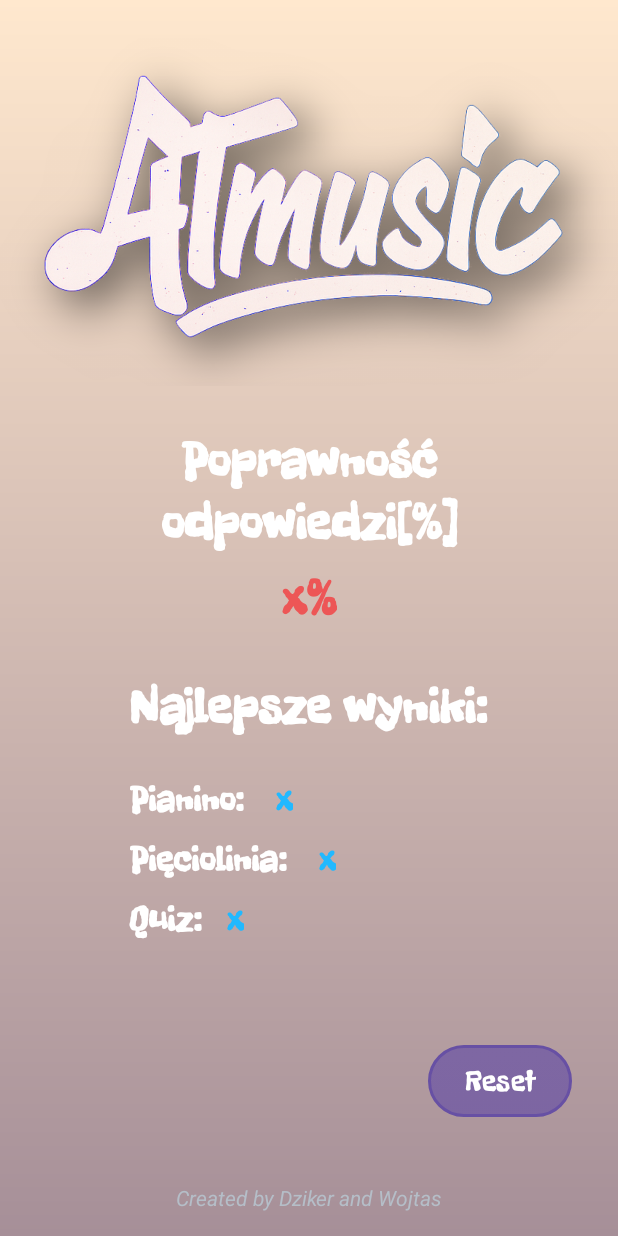
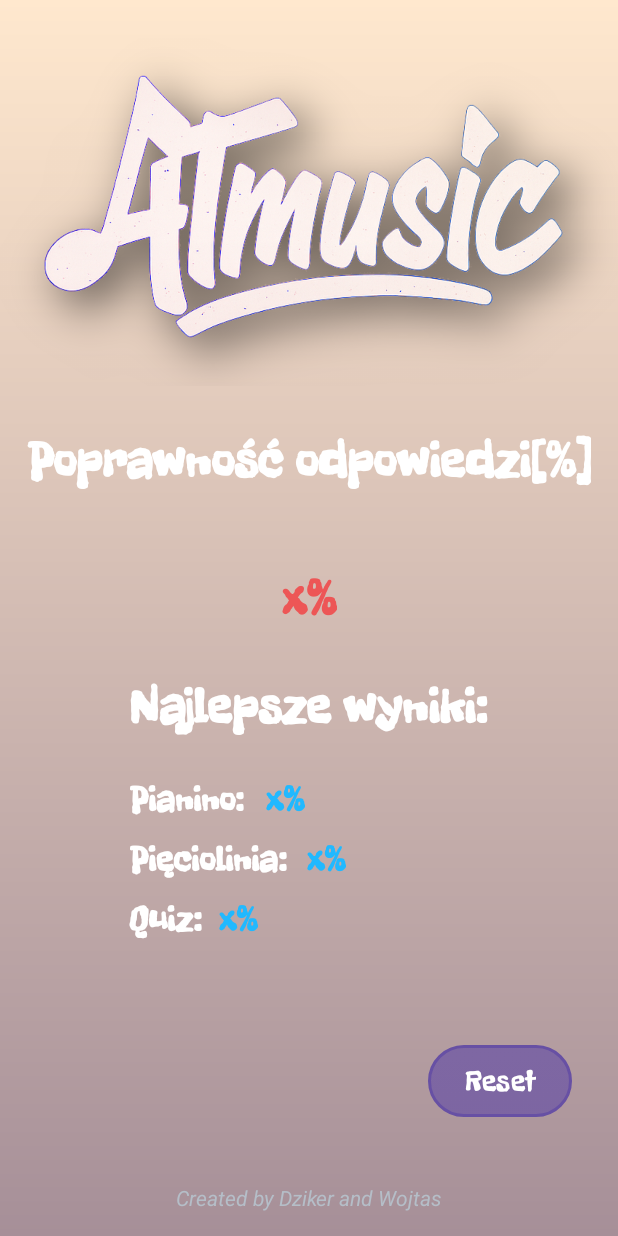
Before and after one commit to WiktrD/MusicApp, an Android app: the screen it shows after launch (MainActivity), after a tap on "Wyniki", on a phone screen of 412 x 824 dp. Run offline under Robolectric (Android 15) with nearby library versions, the phone set to English and light mode, and no system bars.

Commit message:
Zmodyfikowano stringi na dynamiczne. Dodano foldery velues-de i values-en z plikami strings

```diff
--- a/app/src/main/res/layout/fragment_instrument.xml
+++ b/app/src/main/res/layout/fragment_instrument.xml
@@ -21,7 +21,7 @@
             android:layout_height="54dp"
             android:background="@drawable/button_style"
             android:fontFamily="@font/urban_font"
-            android:text="Organy"
+            android:text="@string/organs_string"
             android:textSize="26sp"
             app:layout_constraintBottom_toBottomOf="parent"
             app:layout_constraintEnd_toEndOf="parent"
@@ -62,7 +62,7 @@
             android:layout_height="59dp"
             android:background="@drawable/button_style"
             android:fontFamily="@font/urban_font"
-            android:text="Ksylofon"
+            android:text="@string/xylofon_string"
             android:textSize="26sp"
             app:layout_constraintBottom_toTopOf="@+id/instrument_organs_button"
             app:layout_constraintEnd_toEndOf="parent"
@@ -80,7 +80,7 @@
         android:layout_marginTop="88dp"
         android:fontFamily="@font/urban_font"
         android:gravity="center"
-        android:text="Instrument"
+        android:text="@string/instrument_string"
         android:textColor="@color/white"
         android:textSize="34sp"
         android:textStyle="bold"
--- a/app/src/main/res/layout/fragment_score.xml
+++ b/app/src/main/res/layout/fragment_score.xml
@@ -1,5 +1,4 @@
 <?xml version="1.0" encoding="utf-8"?>
-
 <androidx.constraintlayout.widget.ConstraintLayout xmlns:android="http://schemas.android.com/apk/res/android"
     xmlns:tools="http://schemas.android.com/tools"
     android:layout_width="match_parent"
@@ -14,7 +13,7 @@
         android:layout_marginTop="300dp"
         android:fontFamily="@font/urban_font"
         android:gravity="center"
-        android:text="Pięciolinia:"
+        android:text="@string/instrument_string_stave_title"
         android:textColor="@android:color/white"
         android:textSize="24sp"
         android:textStyle="bold"
@@ -30,7 +29,7 @@
         android:layout_marginTop="340dp"
         android:fontFamily="@font/urban_font"
         android:gravity="center"
-        android:text="Quiz:"
+        android:text="@string/instrument_string_quiz_title"
         android:textColor="@android:color/white"
         android:textSize="24sp"
         android:textStyle="bold"
@@ -46,7 +45,7 @@
         android:layout_marginTop="260dp"
         android:fontFamily="@font/urban_font"
         android:gravity="center"
-        android:text="Pianino:"
+        android:text="@string/instrument_string_piano_title"
         android:textColor="@android:color/white"
         android:textSize="24sp"
         android:textStyle="bold"
@@ -65,8 +64,7 @@
         app:layout_constraintTop_toTopOf="parent"
         app:layout_constraintStart_toStartOf="parent"
         app:layout_constraintEnd_toEndOf="parent"
-        android:layout_marginTop="25dp"/>
-
+        android:layout_marginTop="25dp" />
 
     <TextView
         android:id="@+id/note_display"
@@ -75,7 +73,7 @@
         android:layout_marginTop="192dp"
         android:fontFamily="@font/urban_font"
         android:gravity="center"
-        android:text="Najlepsze wyniki:"
+        android:text="@string/instrument_string_best_scores"
         android:textColor="@android:color/white"
         android:textSize="34sp"
         android:textStyle="bold"
@@ -91,7 +89,7 @@
         android:layout_marginTop="28dp"
         android:fontFamily="@font/urban_font"
         android:gravity="center"
-        android:text="Poprawność\nodpowiedzi[%]"
+        android:text="@string/instrument_string_result_label"
         android:textColor="@android:color/white"
         android:textSize="34sp"
         android:textStyle="bold"
@@ -106,7 +104,7 @@
         android:layout_marginTop="120dp"
         android:fontFamily="@font/urban_font"
         android:gravity="center"
-        android:text="x%"
+        android:text="@string/instrument_string_result_value"
         android:textColor="#ED5656"
         android:textSize="34sp"
         android:textStyle="bold"
@@ -121,7 +119,7 @@
         android:layout_marginTop="260dp"
         android:fontFamily="@font/urban_font"
         android:gravity="center"
-        android:text="x"
+        android:text="@string/instrument_string_result_value"
         android:textColor="#21B9FF"
         android:textSize="24sp"
         android:textStyle="bold"
@@ -137,7 +135,7 @@
         android:layout_marginTop="300dp"
         android:fontFamily="@font/urban_font"
         android:gravity="center"
-        android:text="x"
+        android:text="@string/instrument_string_result_value"
         android:textColor="#21B9FF"
         android:textSize="24sp"
         android:textStyle="bold"
@@ -153,7 +151,7 @@
         android:layout_marginTop="340dp"
         android:fontFamily="@font/urban_font"
         android:gravity="center"
-        android:text="x"
+        android:text="@string/instrument_string_result_value"
         android:textColor="#21B9FF"
         android:textSize="24sp"
         android:textStyle="bold"
@@ -166,7 +164,7 @@
         android:id="@+id/footer_text"
         android:layout_width="wrap_content"
         android:layout_height="wrap_content"
-        android:text="Created by Dziker and Wojtas"
+        android:text="@string/instrument_string_footer"
         android:textSize="14sp"
         android:textColor="#B5BEC8"
         android:textStyle="italic"
@@ -174,8 +172,7 @@
         app:layout_constraintBottom_toBottomOf="parent"
         app:layout_constraintStart_toStartOf="parent"
         app:layout_constraintEnd_toEndOf="parent"
-        android:layout_marginBottom="16dp"/>
-
+        android:layout_marginBottom="16dp" />
 
     <Button
         android:id="@+id/button_backToMenu"
@@ -183,7 +180,7 @@
         android:layout_height="wrap_content"
         android:background="@drawable/button_style"
         android:fontFamily="@font/urban_font"
-        android:text="Reset"
+        android:text="@string/instrument_string_reset"
         android:textColor="@android:color/white"
         android:textSize="20sp"
         app:layout_constraintBottom_toBottomOf="parent"
@@ -192,4 +189,5 @@
         app:layout_constraintStart_toStartOf="parent"
         app:layout_constraintTop_toTopOf="parent"
         app:layout_constraintVertical_bias="0.898" />
+
 </androidx.constraintlayout.widget.ConstraintLayout>
```
Also changed, not shown: app/src/main/res/layout/activity_quiz.xml (+7 -13 lines), app/src/main/res/layout/fragment_game.xml (+8 -8 lines), app/src/main/res/layout/fragment_langauge.xml (+5 -6 lines), app/src/main/res/layout/fragment_main_menu.xml (+5 -8 lines), app/src/main/res/layout/fragment_piano.xml (+7 -10 lines), app/src/main/res/layout/fragment_settings.xml (+4 -4 lines), app/src/main/res/layout/fragment_sound.xml (+4 -6 lines), app/src/main/res/layout/fragment_staff.xml (+7 -10 lines), app/src/main/res/values/strings.xml (+40 -1 lines), 2 other files.
